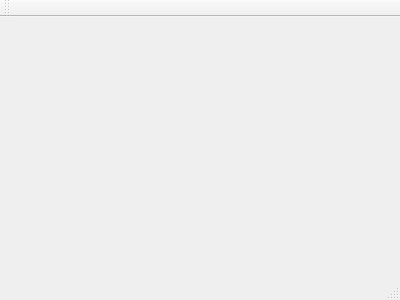
Before: the Qt Designer form XdfStreamer/xdfstreamer.ui in labstreaminglayer/App-XDFStreamer, drawn with Qt 5.
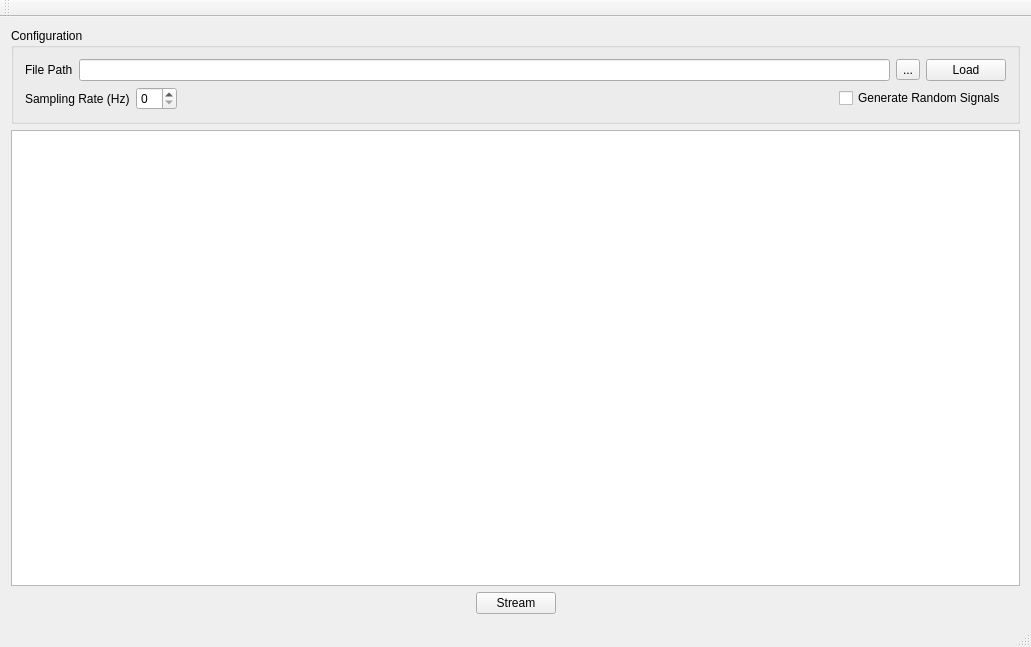
After: the same form once the commit is applied.

What changed in the file:
```diff
--- a/XdfStreamer/xdfstreamer.ui
+++ b/XdfStreamer/xdfstreamer.ui
@@ -1,24 +1,153 @@
 <ui version="4.0">
  <class>XdfStreamer</class>
- <widget class="QMainWindow" name="XdfStreamer" >
-  <property name="geometry" >
+ <widget class="QMainWindow" name="XdfStreamer">
+  <property name="geometry">
    <rect>
     <x>0</x>
     <y>0</y>
-    <width>400</width>
-    <height>300</height>
+    <width>1031</width>
+    <height>647</height>
    </rect>
   </property>
   <property name="windowTitle" >
    <string>XdfStreamer</string>
   </property>
-  <widget class="QMenuBar" name="menuBar" />
-  <widget class="QToolBar" name="mainToolBar" />
-  <widget class="QWidget" name="centralWidget" />
-  <widget class="QStatusBar" name="statusBar" />
+  <widget class="QWidget" name="centralWidget">
+   <layout class="QGridLayout" name="gridLayout_2">
+    <item row="0" column="0">
+     <widget class="QGroupBox" name="groupBox">
+      <property name="title">
+       <string>Configuration</string>
+      </property>
+      <layout class="QGridLayout" name="gridLayout">
+       <item row="0" column="0">
+        <layout class="QHBoxLayout" name="horizontalLayout_2">
+         <item>
+          <widget class="QLabel" name="label">
+           <property name="text">
+            <string>File Path</string>
+           </property>
+          </widget>
+         </item>
+         <item>
+          <widget class="QLineEdit" name="lineEdit"/>
+         </item>
+         <item>
+          <widget class="QToolButton" name="toolButton">
+           <property name="text">
+            <string>...</string>
+           </property>
+          </widget>
+         </item>
+         <item>
+          <widget class="QPushButton" name="pushButton_2">
+           <property name="text">
+            <string>Load</string>
+           </property>
+          </widget>
+         </item>
+        </layout>
+       </item>
+       <item row="1" column="0">
+        <layout class="QHBoxLayout" name="horizontalLayout_3">
+         <item>
+          <widget class="QLabel" name="label_2">
+           <property name="text">
+            <string>Sampling Rate (Hz)</string>
+           </property>
+          </widget>
+         </item>
+         <item>
+          <widget class="QSpinBox" name="spinBox"/>
+         </item>
+         <item>
+          <spacer name="horizontalSpacer_3">
+           <property name="orientation">
+            <enum>Qt::Horizontal</enum>
+           </property>
+           <property name="sizeHint" stdset="0">
+            <size>
+             <width>31</width>
+             <height>17</height>
+            </size>
+           </property>
+          </spacer>
+         </item>
+         <item>
+          <widget class="QCheckBox" name="checkBox">
+           <property name="text">
+            <string>Generate Random Signals</string>
+           </property>
+          </widget>
+         </item>
+        </layout>
+       </item>
+      </layout>
+     </widget>
+    </item>
+    <item row="1" column="0">
+     <widget class="QTextBrowser" name="textBrowser"/>
+    </item>
+    <item row="2" column="0">
+     <layout class="QHBoxLayout" name="horizontalLayout">
+      <item>
+       <spacer name="horizontalSpacer">
+        <property name="orientation">
+         <enum>Qt::Horizontal</enum>
+        </property>
+        <property name="sizeHint" stdset="0">
+         <size>
+          <width>40</width>
+          <height>20</height>
+         </size>
+        </property>
+       </spacer>
+      </item>
+      <item>
+       <widget class="QPushButton" name="pushButton">
+        <property name="text">
+         <string>Stream</string>
+        </property>
+       </widget>
+      </item>
+      <item>
+       <spacer name="horizontalSpacer_2">
+        <property name="orientation">
+         <enum>Qt::Horizontal</enum>
+        </property>
+        <property name="sizeHint" stdset="0">
+         <size>
+          <width>40</width>
+          <height>20</height>
+         </size>
+        </property>
+       </spacer>
+      </item>
+     </layout>
+    </item>
+   </layout>
+  </widget>
+  <widget class="QMenuBar" name="menuBar">
+   <property name="geometry">
+    <rect>
+     <x>0</x>
+     <y>0</y>
+     <width>1031</width>
+     <height>26</height>
+    </rect>
+   </property>
+  </widget>
+  <widget class="QToolBar" name="mainToolBar">
+   <attribute name="toolBarArea">
+    <enum>TopToolBarArea</enum>
+   </attribute>
+   <attribute name="toolBarBreak">
+    <bool>false</bool>
+   </attribute>
+  </widget>
+  <widget class="QStatusBar" name="statusBar"/>
  </widget>
- <layoutDefault spacing="6" margin="11" />
- <pixmapfunction></pixmapfunction>
+ <layoutdefault spacing="6" margin="11"/>
  <resources/>
  <connections/>
 </ui>
```
Left out of the diff: 3 changed lines with no effect on the pictures.
